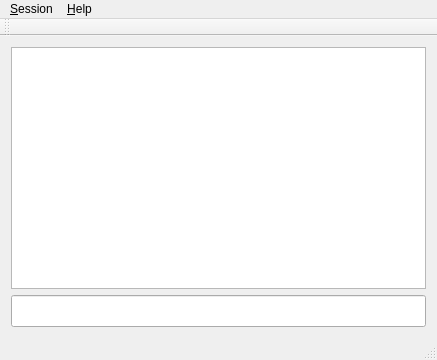
This is mainwindow.ui in koalakoker/resParser as Qt 5 draws it before an edit. The edited form follows.
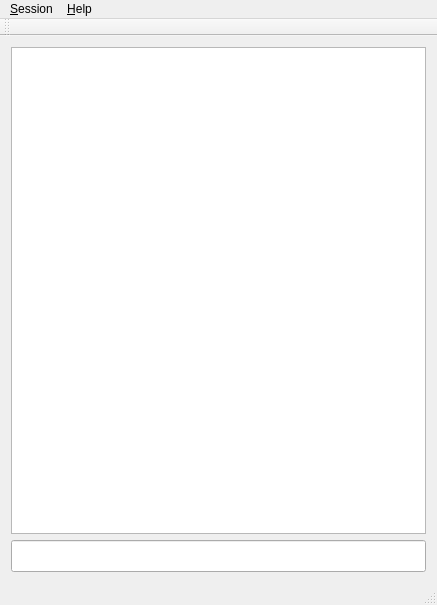
This is the edited form. Custom widgets are drawn as their Qt base class.

Diff of the .ui file:
```diff
--- a/mainwindow.ui
+++ b/mainwindow.ui
@@ -7,7 +7,7 @@
     <x>0</x>
     <y>0</y>
     <width>437</width>
-    <height>360</height>
+    <height>605</height>
    </rect>
   </property>
   <property name="windowTitle">
@@ -20,12 +20,6 @@
       <property name="focusPolicy">
        <enum>Qt::ClickFocus</enum>
       </property>
-      <property name="readOnly">
-       <bool>true</bool>
-      </property>
-      <property name="plainText">
-       <string/>
-      </property>
      </widget>
     </item>
     <item>
```
